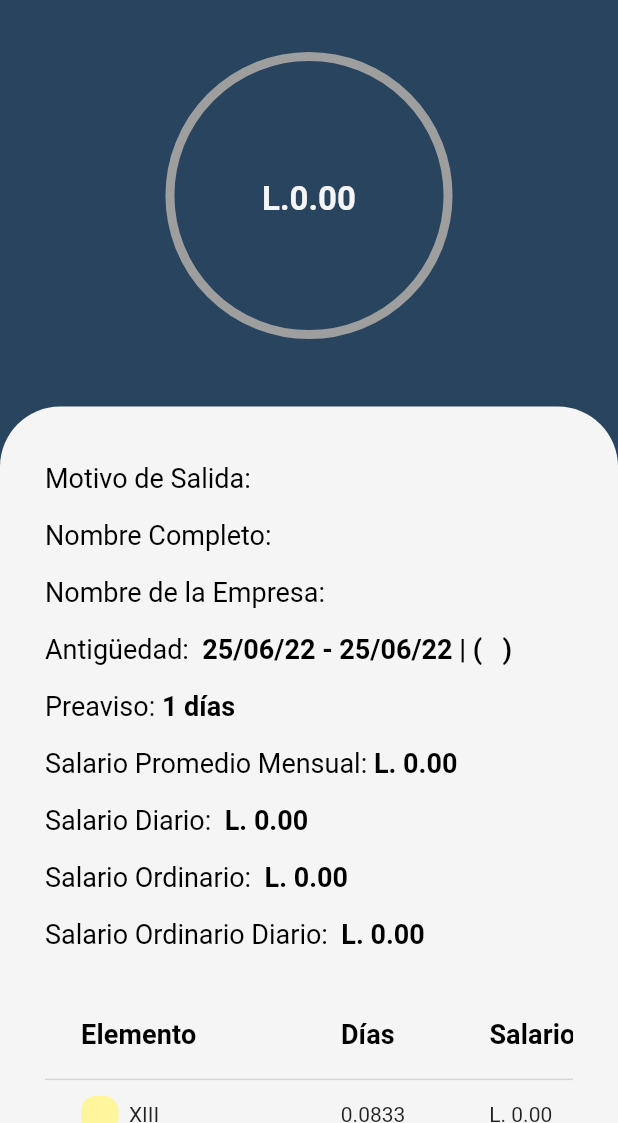
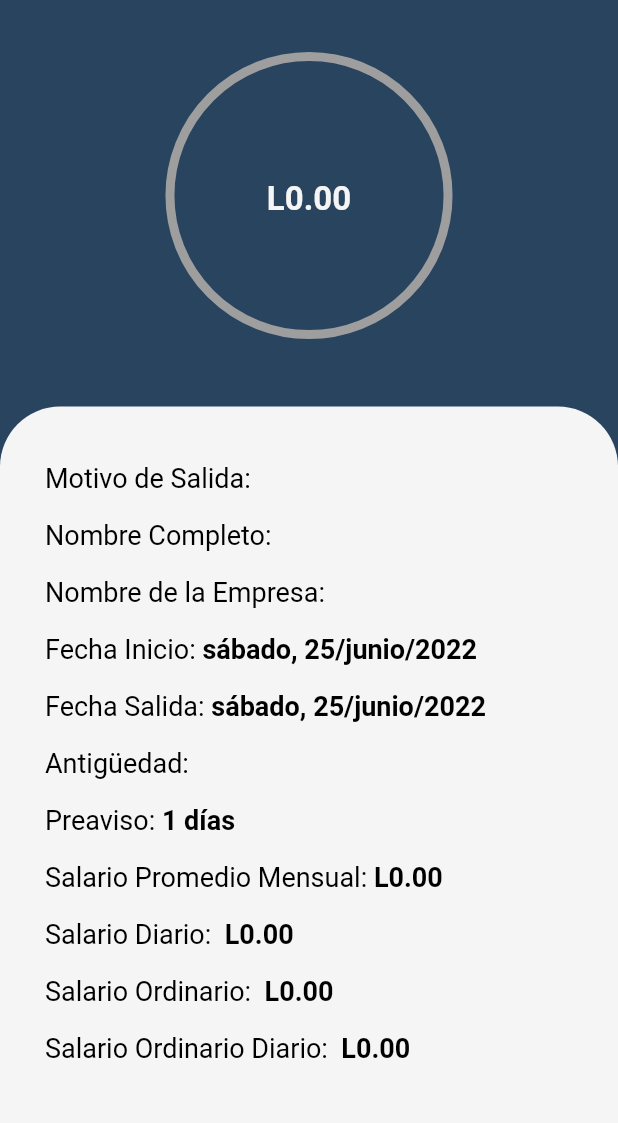
Before and after one commit to mloboc/prestaciones_app, a Flutter app: the FinalCalculationResignation screen opened by its route, on a phone screen of 412 x 824 dp, the part 113-1236 px from its top. Run offline on Flutter 3.47's test engine with Material 2 defaults, Android fonts, the phone set to English and light mode, and no system bars; drawn by our look-alikes of pie_chart; our stand-ins replace flutter_datetime_picker, open_file, pdf; statements that could not run were skipped.

Commit message:
arreglo de simbolo L

```diff
--- a/lib/presentation/home/widgets/final_calculation_resignation.dart
+++ b/lib/presentation/home/widgets/final_calculation_resignation.dart
@@ -137,12 +137,38 @@ class _FinalCalculationResignationState
               RichText(
                   textAlign: TextAlign.start,
                   text: TextSpan(
-                      text: 'Antigüedad: ',
+                      text: 'Fecha Inicio:',
                       style: subtitleStyle,
                       children: <TextSpan>[
                         TextSpan(
                           text:
-                              '\r${DateFormat("dd/MM/yy").format(widget.fechaInicio)} - ${DateFormat("dd/MM/yy").format(widget.fechaFin)} | ( ${tiempoTrabajado(widget.fechaInicio, widget.fechaFin)})',
+                              '\r${DateFormat('EEEE, d/MMMM/y', 'es_ES').format(widget.fechaInicio)}',
+                          style: subtitleStyle2,
+                        )
+                      ])),
+              const SizedBox(height: 20),
+              RichText(
+                  textAlign: TextAlign.start,
+                  text: TextSpan(
+                      text: 'Fecha Salida:',
+                      style: subtitleStyle,
+                      children: <TextSpan>[
+                        TextSpan(
+                          text:
+                              '\r${DateFormat('EEEE, d/MMMM/y', 'es_ES').format(widget.fechaFin)}',
+                          style: subtitleStyle2,
+                        )
+                      ])),
+              const SizedBox(height: 20),
+              RichText(
+                  textAlign: TextAlign.start,
+                  text: TextSpan(
+                      text: 'Antigüedad:',
+                      style: subtitleStyle,
+                      children: <TextSpan>[
+                        TextSpan(
+                          text:
+                              '\r${tiempoTrabajado(widget.fechaInicio, widget.fechaFin)}',
                           style: subtitleStyle2,
                         )
                       ])),
@@ -423,7 +449,7 @@ class _FinalCalculationResignationState
       chartType: ChartType.ring,
       ringStrokeWidth: 6,
       centerText:
-          'L.${CurrencyFormat.format(_totalObligaciones + _totalDerechos)}',
+          'L${CurrencyFormat.format(_totalObligaciones + _totalDerechos)}',
       centerTextStyle: centerChartTextStyle,
       legendOptions: const LegendOptions(
         showLegendsInRow: false,
--- a/lib/utils/compesation.dart
+++ b/lib/utils/compesation.dart
@@ -64,7 +64,7 @@ final CurrencyFormat = NumberFormat("#,##0.00", "en_US");
 
 final CurrencyFormat4Digits = NumberFormat("#,##0.0000");
 String formatToHNL(double number) =>
-    "L. " + CurrencyFormat.format(number).toString();
+    "L" + CurrencyFormat.format(number).toString();
 
 Days360 difference360(DateTime fechaInicio, DateTime fechaFin) {
   bool restMonth = false;
```
Also changed, not shown: lib/pdf/pdf_invoice_api.dart (+7 -7 lines), lib/presentation/home/widgets/final_calculation_dismissal.dart (+28 -2 lines).
